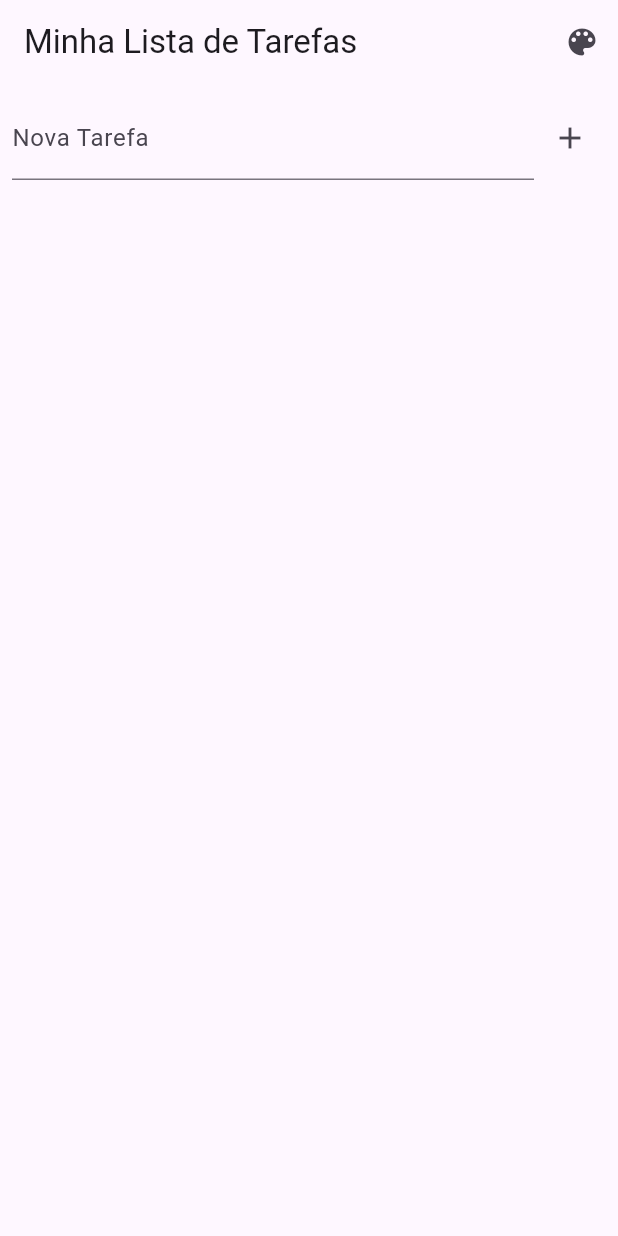
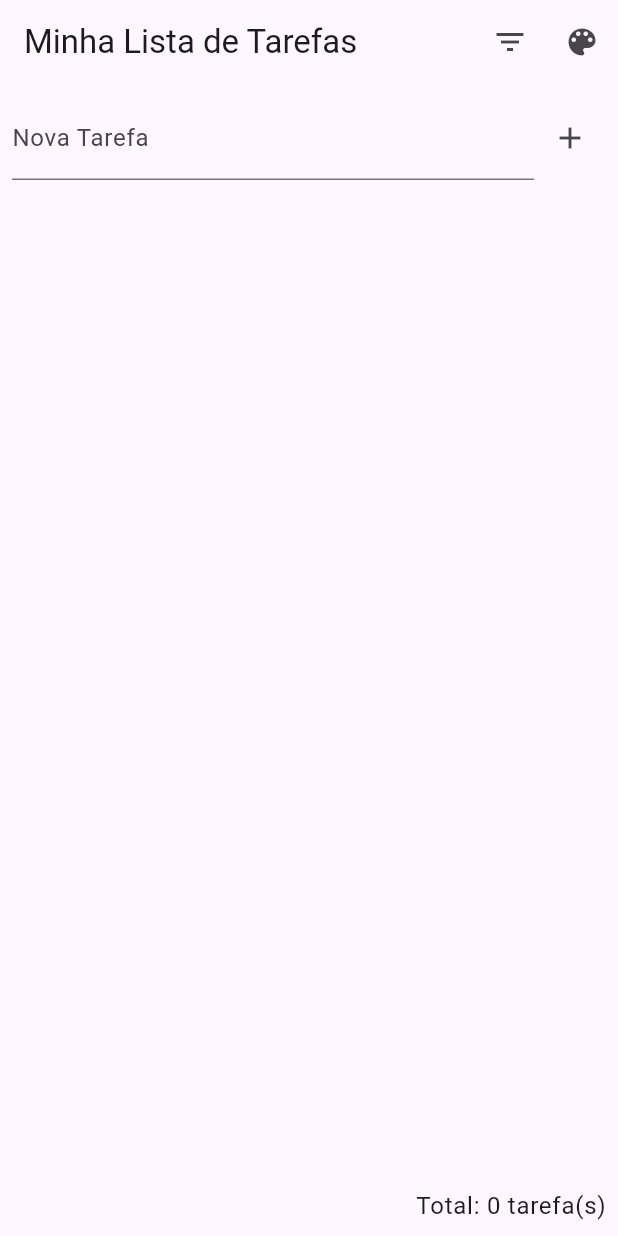
Before and after one commit to danielsantosoliveira/IFSP-Mobile, a Flutter app: the screen it shows after launch, on a phone screen of 412 x 824 dp. Run offline on Flutter 3.47's test engine with Material 3 defaults, Android fonts, the phone set to English and light mode, and no system bars.

Commit message:
Feat - Adicionada novas features, filtro, curtida, contador e atualizado README.md

```diff
--- a/lib/main.dart
+++ b/lib/main.dart
@@ -7,9 +7,12 @@ void main() {
 class Task {
   String title;
   bool isDone;
+  bool isLiked;
 
-  Task(this.title, {this.isDone = false});
+  Task(this.title, {this.isDone = false, this.isLiked = false});
 }
+
+enum TaskFilter { all, liked, done }
 
 class MyApp extends StatelessWidget {
   final ValueNotifier<ThemeMode> themeNotifier = ValueNotifier(
@@ -58,6 +61,19 @@ class _TaskListScreenState extends State<TaskListScreen> {
   final List<Task> tasks = [];
   final TextEditingController _taskController = TextEditingController();
 
+  TaskFilter currentFilter = TaskFilter.all;
+
+  List<Task> get filteredTasks {
+    switch (currentFilter) {
+      case TaskFilter.liked:
+        return tasks.where((task) => task.isLiked).toList();
+      case TaskFilter.done:
+        return tasks.where((task) => task.isDone).toList();
+      case TaskFilter.all:
+        return tasks;
+    }
+  }
+
   void _addTask(String title) {
     if (title.isEmpty) return;
     setState(() {
@@ -104,16 +120,52 @@ class _TaskListScreenState extends State<TaskListScreen> {
     });
   }
 
+  void _toggleLike(int index) {
+    setState(() {
+      tasks[index].isLiked = !tasks[index].isLiked;
+    });
+  }
+
   @override
   Widget build(BuildContext context) {
     final theme = widget.currentTheme;
+
     return Scaffold(
       appBar: AppBar(
         title: const Text('Minha Lista de Tarefas'),
         actions: [
+          // Filtro de tarefas
+          PopupMenuButton<TaskFilter>(
+            icon: const Icon(Icons.filter_list),
+            tooltip: "Filtrar tarefas",
+            onSelected: (filter) {
+              setState(() {
+                currentFilter = filter;
+              });
+            },
+            itemBuilder:
+                (context) => [
+                  CheckedPopupMenuItem(
+                    value: TaskFilter.all,
+                    checked: currentFilter == TaskFilter.all,
+                    child: const Text("Todas"),
+                  ),
+                  CheckedPopupMenuItem(
+                    value: TaskFilter.liked,
+                    checked: currentFilter == TaskFilter.liked,
+                    child: const Text("Curtidas"),
+                  ),
+                  CheckedPopupMenuItem(
+                    value: TaskFilter.done,
+                    checked: currentFilter == TaskFilter.done,
+                    child: const Text("Concluídas"),
+                  ),
+                ],
+          ),
+          // Tema
           PopupMenuButton<ThemeMode>(
             icon: const Icon(Icons.color_lens),
-            tooltip: "Definição do Tema",
+            tooltip: "Configurar tema",
             onSelected: widget.onThemeChanged,
             itemBuilder:
                 (context) => [
@@ -138,6 +190,7 @@ class _TaskListScreenState extends State<TaskListScreen> {
       ),
       body: Column(
         children: [
+          // Campo de adição de tarefa
           Padding(
             padding: const EdgeInsets.all(8.0),
             child: Row(
@@ -156,15 +209,18 @@ class _TaskListScreenState extends State<TaskListScreen> {
               ],
             ),
           ),
+          // Lista de tarefas
           Expanded(
             child: ListView.builder(
-              itemCount: tasks.length,
+              itemCount: filteredTasks.length,
               itemBuilder: (_, index) {
-                final task = tasks[index];
+                final task = filteredTasks[index];
+                final taskIndex = tasks.indexOf(task);
+
                 return ListTile(
                   leading: Checkbox(
                     value: task.isDone,
-                    onChanged: (_) => _toggleDone(index),
+                    onChanged: (_) => _toggleDone(taskIndex),
                   ),
                   title: Text(
                     task.title,
@@ -179,12 +235,19 @@ class _TaskListScreenState extends State<TaskListScreen> {
                     mainAxisSize: MainAxisSize.min,
                     children: [
                       IconButton(
+                        icon: Icon(
+                          task.isLiked ? Icons.favorite : Icons.favorite_border,
+                          color: task.isLiked ? Colors.red : null,
+                        ),
+                        onPressed: () => _toggleLike(taskIndex),
+                      ),
+                      IconButton(
                         icon: const Icon(Icons.edit),
-                        onPressed: () => _editTask(index),
+                        onPressed: () => _editTask(taskIndex),
                       ),
                       IconButton(
                         icon: const Icon(Icons.delete),
-                        onPressed: () => _deleteTask(index),
+                        onPressed: () => _deleteTask(taskIndex),
                       ),
                     ],
                   ),
@@ -192,6 +255,16 @@ class _TaskListScreenState extends State<TaskListScreen> {
               },
             ),
           ),
+          Padding(
+            padding: const EdgeInsets.all(8.0),
+            child: Align(
+              alignment: Alignment.centerRight,
+              child: Text(
+                'Total: ${filteredTasks.length} tarefa(s)',
+                style: Theme.of(context).textTheme.bodyLarge,
+              ),
+            ),
+          ),
         ],
       ),
     );
```
Also changed, not shown: 1 other file.
